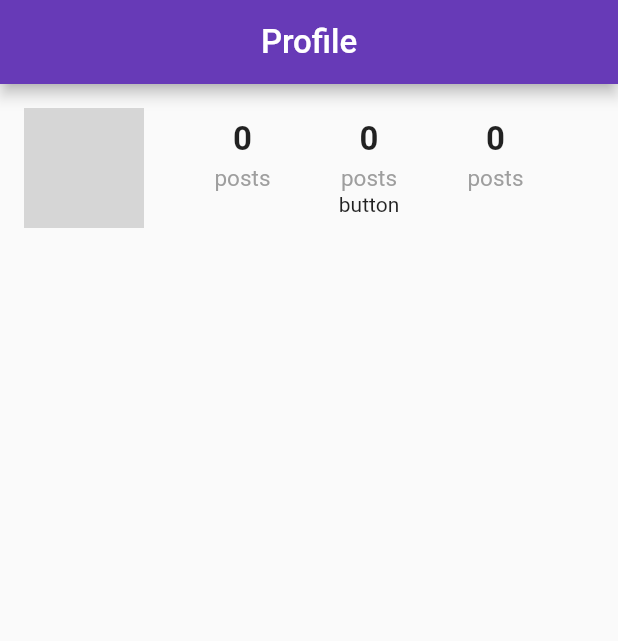
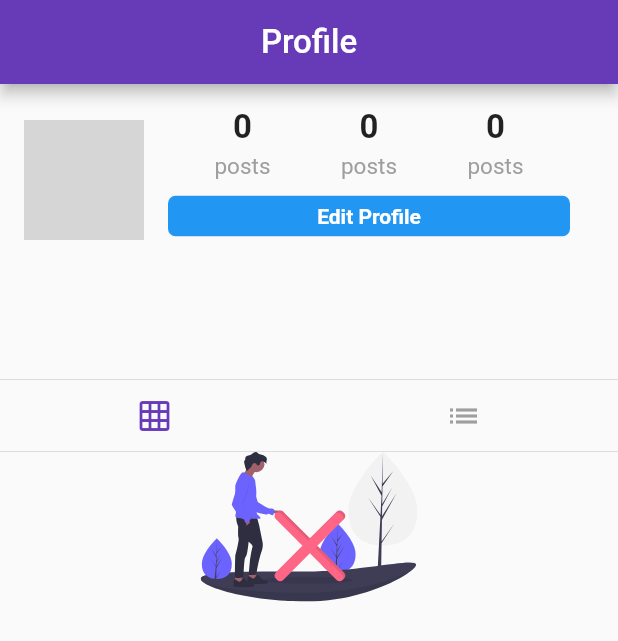
Before and after one commit to wagnercsfilho/flutter-social-network, a Flutter app: the Profile screen opened directly, on a phone screen of 412 x 824 dp. Shown: the top 641 px of the screen. Run offline on Flutter 3.47's test engine with Material 2 defaults, Android fonts, the phone set to English and light mode, and no system bars; our stand-ins replace cached_network_image, cloud_firestore, firebase_auth, firebase_storage, flutter_svg, geolocator and 2 more; accounts and stored records are empty; network calls fail; grey boxes are pictures that could not be loaded.

Commit message:
ajusts in profile

```diff
--- /dev/null
+++ b/lib/models/post.dart
@@ -0,0 +1,48 @@
+import 'package:cloud_firestore/cloud_firestore.dart';
+
+class Post {
+  final String postId;
+  final String ownerId;
+  final String username;
+  final String location;
+  final String description;
+  final String mediaUrl;
+
+  Map likes;
+  int likeCount = 0;
+
+  Post(
+      {this.postId,
+      this.ownerId,
+      this.username,
+      this.location,
+      this.description,
+      this.mediaUrl,
+      this.likes,
+      this.likeCount});
+
+  Post.fromDocument(DocumentSnapshot doc)
+      : postId = doc['postId'],
+        ownerId = doc['ownerId'],
+        username = doc['username'],
+        location = doc['location'],
+        description = doc['description'],
+        mediaUrl = doc['mediaUrl'],
+        likes = doc['likes'];
+
+  int getLikeCount(likes) {
+    if (likes == {}) {
+      return 0;
+    }
+
+    int count = 0;
+
+    likes.values.forEach((val) {
+      if (val == true) {
+        count += 1;
+      }
+    });
+
+    return count;
+  }
+}
--- a/lib/pages/profile.dart
+++ b/lib/pages/profile.dart
@@ -1,12 +1,16 @@
 import 'package:cached_network_image/cached_network_image.dart';
 import 'package:cloud_firestore/cloud_firestore.dart';
 import 'package:flutter/material.dart';
+import 'package:flutter_share/models/post.dart';
+import 'package:flutter_share/pages/edit_profile.dart';
+import 'package:flutter_share/pages/home.dart';
 import 'package:flutter_share/widgets/header.dart';
+import 'package:flutter_share/widgets/post.dart';
+import 'package:flutter_share/widgets/post_tile.dart';
+import 'package:flutter_svg/svg.dart';
 
 import '../models/user.dart';
 import '../widgets/progress.dart';
-
-final userRef = Firestore.instance.collection('users');
 
 class Profile extends StatefulWidget {
   final String profileId;
@@ -18,6 +22,44 @@ class Profile extends StatefulWidget {
 }
 
 class _ProfileState extends State<Profile> {
+  final userRef = Firestore.instance.collection('users');
+  final postRef = Firestore.instance.collection('posts');
+
+  bool isLoading = false;
+  int postCount = 0;
+  List<Post> posts = [];
+  String postOrientation = 'grid';
+
+  @override
+  void initState() {
+    super.initState();
+    getProfilePosts();
+  }
+
+  getProfilePosts() async {
+    setState(() {
+      isLoading = true;
+    });
+
+    final snapshot = await postRef
+        .document(widget.profileId)
+        .collection('userPosts')
+        .orderBy('timestamp', descending: true)
+        .getDocuments();
+
+    setState(() {
+      isLoading = false;
+      postCount = snapshot.documents.length;
+      posts = snapshot.documents.map((doc) => Post.fromDocument(doc)).toList();
+    });
+  }
+
+  setPostOrientation(String oriention) {
+    setState(() {
+      postOrientation = oriention;
+    });
+  }
+
   buildCountColumn(String label, int count) {
     return Column(
       mainAxisSize: MainAxisSize.min,
@@ -43,8 +85,52 @@ class _ProfileState extends State<Profile> {
     );
   }
 
+  buildButton({String text, Function function}) {
+    return Expanded(
+      child: FlatButton(
+        onPressed: function,
+        child: Container(
+          height: 27.0,
+          child: Text(
+            text,
+            style: TextStyle(
+              color: Colors.white,
+              fontWeight: FontWeight.bold,
+            ),
+          ),
+          alignment: Alignment.center,
+          decoration: BoxDecoration(
+            color: Colors.blue,
+            border: Border.all(
+              color: Colors.blue,
+            ),
+            borderRadius: BorderRadius.circular(5.0),
+          ),
+        ),
+      ),
+    );
+  }
+
   buildProfileButton() {
-    return Text('button');
+    final isCurrentProfile = widget.profileId == currentUser.id;
+
+    if (isCurrentProfile) {
+      return buildButton(
+        text: "Edit Profile",
+        function: editProfile,
+      );
+    }
+
+    return buildButton(text: "Follow", function: () => {});
+  }
+
+  editProfile() {
+    Navigator.push(
+      context,
+      MaterialPageRoute(
+        builder: (context) => EditProfile(),
+      ),
+    );
   }
 
   buildProfileHeader() {
@@ -76,7 +162,7 @@ class _ProfileState extends State<Profile> {
                           mainAxisSize: MainAxisSize.max,
                           mainAxisAlignment: MainAxisAlignment.spaceEvenly,
                           children: <Widget>[
-                            buildCountColumn('posts', 0),
+                            buildCountColumn('posts', postCount),
                             buildCountColumn('posts', 0),
                             buildCountColumn('posts', 0),
                           ],
@@ -118,12 +204,81 @@ class _ProfileState extends State<Profile> {
     );
   }
 
+  buildProfilePosts() {
+    if (isLoading) {
+      return circularProgress();
+    }
+
+    if (posts.length == 0) {
+      return Center(
+        child: SvgPicture.asset(
+          'assets/images/no_content.svg',
+          height: 100,
+        ),
+      );
+    }
+
+    if (postOrientation == 'grid') {
+      List<GridTile> gridTiles =
+          posts.map((post) => GridTile(child: PostTile(post))).toList();
+
+      return GridView.count(
+        crossAxisCount: 3,
+        childAspectRatio: 1.0,
+        mainAxisSpacing: 1.5,
+        crossAxisSpacing: 1.5,
+        shrinkWrap: true,
+        physics: NeverScrollableScrollPhysics(),
+        children: gridTiles,
+      );
+    }
+
+    List<PostWidget> postWidgets =
+        posts.map((post) => PostWidget(post)).toList();
+
+    return Column(
+      children: postWidgets,
+    );
+  }
+
+  buildTogglePostOrientation() {
+    return Row(
+      mainAxisAlignment: MainAxisAlignment.spaceAround,
+      children: <Widget>[
+        IconButton(
+          onPressed: () => setPostOrientation('grid'),
+          icon: Icon(Icons.grid_on),
+          color: postOrientation == 'grid'
+              ? Theme.of(context).primaryColor
+              : Colors.grey,
+        ),
+        IconButton(
+          onPressed: () => setPostOrientation('list'),
+          icon: Icon(Icons.list),
+          color: postOrientation == 'list'
+              ? Theme.of(context).primaryColor
+              : Colors.grey,
+        )
+      ],
+    );
+  }
+
   @override
   Widget build(BuildContext context) {
     return Scaffold(
       appBar: header(context, titleText: 'Profile'),
       body: ListView(
-        children: <Widget>[buildProfileHeader()],
+        children: <Widget>[
+          buildProfileHeader(),
+          Divider(
+            height: 0,
+          ),
+          buildTogglePostOrientation(),
+          Divider(
+            height: 0,
+          ),
+          buildProfilePosts(),
+        ],
       ),
     );
   }
```
Also changed, not shown: lib/pages/edit_profile.dart (added, +185 -0 lines), lib/widgets/custom_image.dart (added, +14 -0 lines), lib/widgets/post.dart (added, +129 -0 lines), lib/widgets/post_tile.dart (added, +18 -0 lines).
